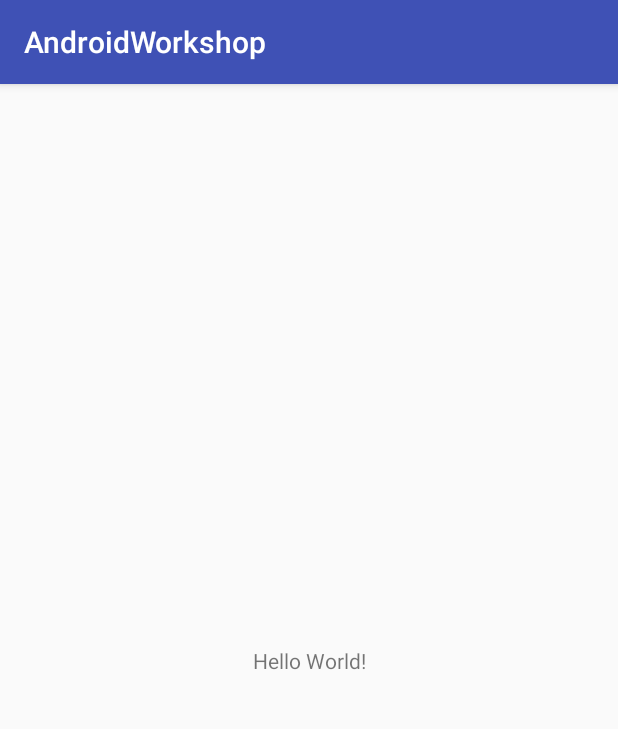
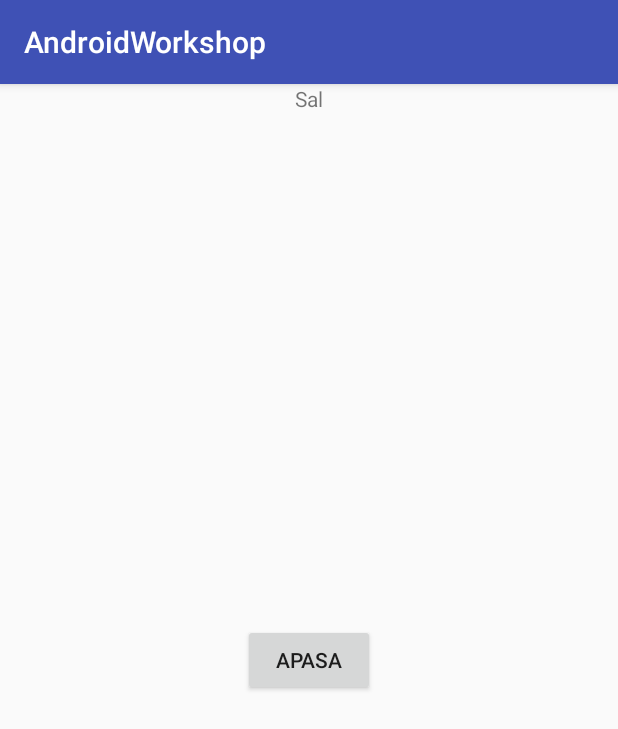
Before and after one commit to tudorg-telenav/android-workshop, an Android app: the screen it shows after launch (MainActivity), on a phone screen of 412 x 824 dp. Shown: the top 729 px of the screen. Run offline under Robolectric (Android 15) with nearby library versions, the phone set to English and light mode, and no system bars.

Commit message:
added a button

```diff
--- a/app/src/main/res/layout/activity_main.xml
+++ b/app/src/main/res/layout/activity_main.xml
@@ -9,7 +9,18 @@
     <TextView
         android:layout_width="wrap_content"
         android:layout_height="wrap_content"
-        android:text="Hello World!"
+        android:text="Sal"
+        android:layout_above="@+id/myButton"
+        app:layout_constraintLeft_toLeftOf="parent"
+        app:layout_constraintRight_toRightOf="parent"
+        tools:layout_editor_absoluteY="200dp" />
+
+    <Button
+        android:id="@+id/myButton"
+        android:layout_width="wrap_content"
+        android:layout_height="wrap_content"
+        android:text="Apasa"
+        android:onClick="button_pressed"
         app:layout_constraintBottom_toBottomOf="parent"
         app:layout_constraintLeft_toLeftOf="parent"
         app:layout_constraintRight_toRightOf="parent"
```
